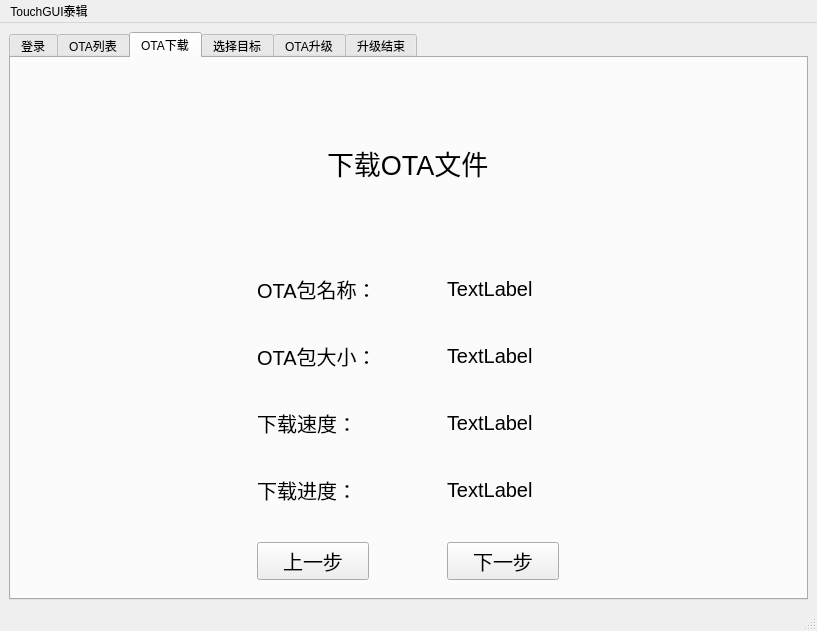
Before: the Qt Designer form mainwindow.ui in hucheng-yyds/TouchGUI_OTA_Tool, drawn with Qt 5.
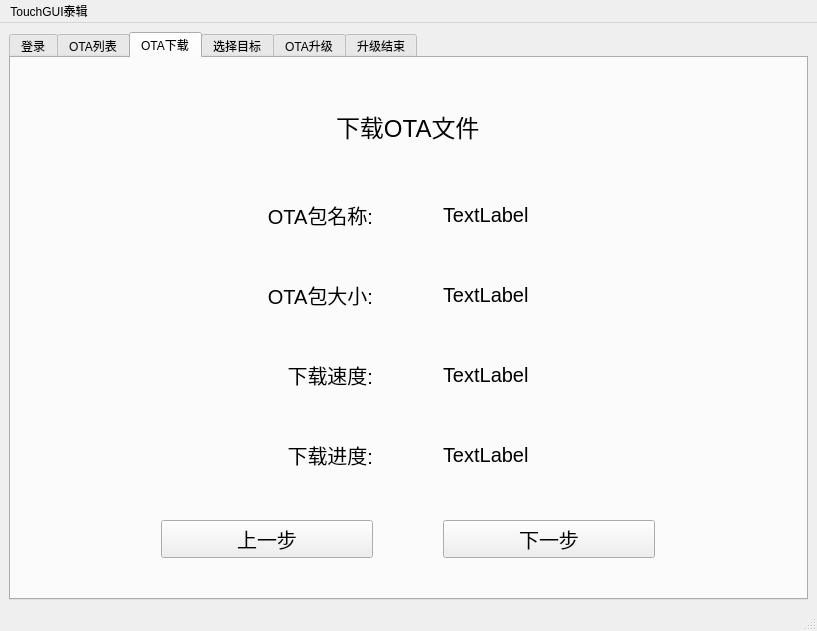
After: the same form once the commit is applied. The open tabs and pages were chosen to show the change.

The edit to the form file:
```diff
--- a/mainwindow.ui
+++ b/mainwindow.ui
@@ -255,7 +255,8 @@
          <widget class="QLabel" name="label_6">
           <property name="font">
            <font>
-            <pointsize>20</pointsize>
+            <family>Microsoft YaHei UI</family>
+            <pointsize>18</pointsize>
            </font>
           </property>
           <property name="text">
@@ -270,17 +271,30 @@
             <number>70</number>
            </property>
            <property name="verticalSpacing">
-            <number>37</number>
+            <number>50</number>
+           </property>
+           <property name="bottomMargin">
+            <number>31</number>
            </property>
            <item row="0" column="0">
             <widget class="QLabel" name="label_7">
+             <property name="minimumSize">
+              <size>
+               <width>212</width>
+               <height>0</height>
+              </size>
+             </property>
              <property name="font">
               <font>
+               <family>Microsoft YaHei UI</family>
                <pointsize>15</pointsize>
               </font>
              </property>
              <property name="text">
-              <string>OTA包名称：</string>
+              <string>OTA包名称:</string>
+             </property>
+             <property name="alignment">
+              <set>Qt::AlignRight|Qt::AlignTrailing|Qt::AlignVCenter</set>
              </property>
             </widget>
            </item>
@@ -288,6 +302,7 @@
             <widget class="QLabel" name="label_11">
              <property name="font">
               <font>
+               <family>Microsoft YaHei UI</family>
                <pointsize>15</pointsize>
               </font>
              </property>
@@ -298,13 +313,23 @@
            </item>
            <item row="1" column="0">
             <widget class="QLabel" name="label_8">
+             <property name="minimumSize">
+              <size>
+               <width>212</width>
+               <height>0</height>
+              </size>
+             </property>
              <property name="font">
               <font>
+               <family>Microsoft YaHei UI</family>
                <pointsize>15</pointsize>
               </font>
              </property>
              <property name="text">
-              <string>OTA包大小：</string>
+              <string>OTA包大小:</string>
+             </property>
+             <property name="alignment">
+              <set>Qt::AlignRight|Qt::AlignTrailing|Qt::AlignVCenter</set>
              </property>
             </widget>
            </item>
@@ -312,6 +337,7 @@
             <widget class="QLabel" name="label_12">
              <property name="font">
               <font>
+               <family>Microsoft YaHei UI</family>
                <pointsize>15</pointsize>
               </font>
              </property>
@@ -322,13 +348,20 @@
            </item>
            <item row="2" column="0">
             <widget class="QLabel" name="label_9">
+             <property name="minimumSize">
+              <size>
+               <width>212</width>
+               <height>0</height>
+              </size>
+             </property>
              <property name="font">
               <font>
+               <family>Microsoft YaHei UI</family>
                <pointsize>15</pointsize>
               </font>
              </property>
              <property name="text">
-              <string>下载速度：</string>
+              <string>下载速度:</string>
              </property>
              <property name="alignment">
               <set>Qt::AlignRight|Qt::AlignTrailing|Qt::AlignVCenter</set>
@@ -339,6 +372,7 @@
             <widget class="QLabel" name="label_13">
              <property name="font">
               <font>
+               <family>Microsoft YaHei UI</family>
                <pointsize>15</pointsize>
               </font>
              </property>
@@ -349,13 +383,20 @@
            </item>
            <item row="3" column="0">
             <widget class="QLabel" name="label_10">
+             <property name="minimumSize">
+              <size>
+               <width>212</width>
+               <height>0</height>
+              </size>
+             </property>
              <property name="font">
               <font>
+               <family>Microsoft YaHei UI</family>
                <pointsize>15</pointsize>
               </font>
              </property>
              <property name="text">
-              <string>下载进度：</string>
+              <string>下载进度:</string>
              </property>
              <property name="alignment">
               <set>Qt::AlignRight|Qt::AlignTrailing|Qt::AlignVCenter</set>
@@ -366,6 +407,7 @@
             <widget class="QLabel" name="label_14">
              <property name="font">
               <font>
+               <family>Microsoft YaHei UI</family>
                <pointsize>15</pointsize>
               </font>
              </property>
@@ -374,34 +416,17 @@
              </property>
             </widget>
            </item>
-           <item row="4" column="1">
-            <widget class="QPushButton" name="pushButton_8">
-             <property name="minimumSize">
-              <size>
-               <width>112</width>
-               <height>0</height>
-              </size>
-             </property>
-             <property name="font">
-              <font>
-               <pointsize>15</pointsize>
-              </font>
-             </property>
-             <property name="text">
-              <string>下一步</string>
-             </property>
-            </widget>
-           </item>
            <item row="4" column="0">
             <widget class="QPushButton" name="pushButton_7">
              <property name="minimumSize">
               <size>
-               <width>112</width>
+               <width>212</width>
                <height>0</height>
               </size>
              </property>
              <property name="font">
               <font>
+               <family>Microsoft YaHei UI</family>
                <pointsize>15</pointsize>
               </font>
              </property>
@@ -410,6 +435,25 @@
              </property>
             </widget>
            </item>
+           <item row="4" column="1">
+            <widget class="QPushButton" name="pushButton_8">
+             <property name="minimumSize">
+              <size>
+               <width>212</width>
+               <height>0</height>
+              </size>
+             </property>
+             <property name="font">
+              <font>
+               <family>Microsoft YaHei UI</family>
+               <pointsize>15</pointsize>
+              </font>
+             </property>
+             <property name="text">
+              <string>下一步</string>
+             </property>
+            </widget>
+           </item>
           </layout>
          </widget>
         </item>
```
Left out of the diff: 53 changed lines with no effect on the pictures.
